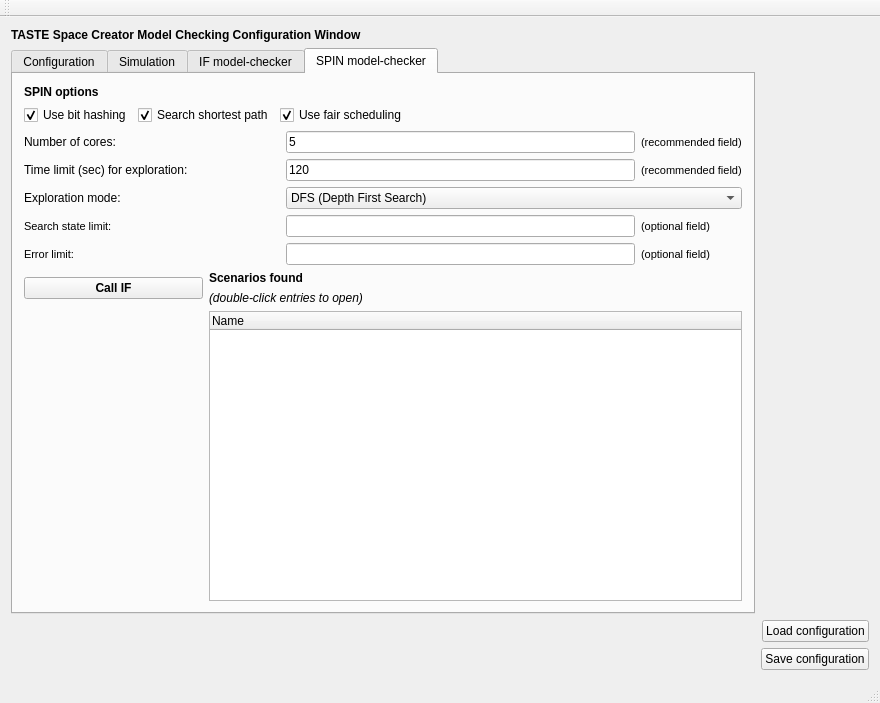
The window that src/libs/libiveditor/modelchecking/modelcheckingwindow.ui (esa/spacecreator) describes before a commit, drawn with Qt 5.
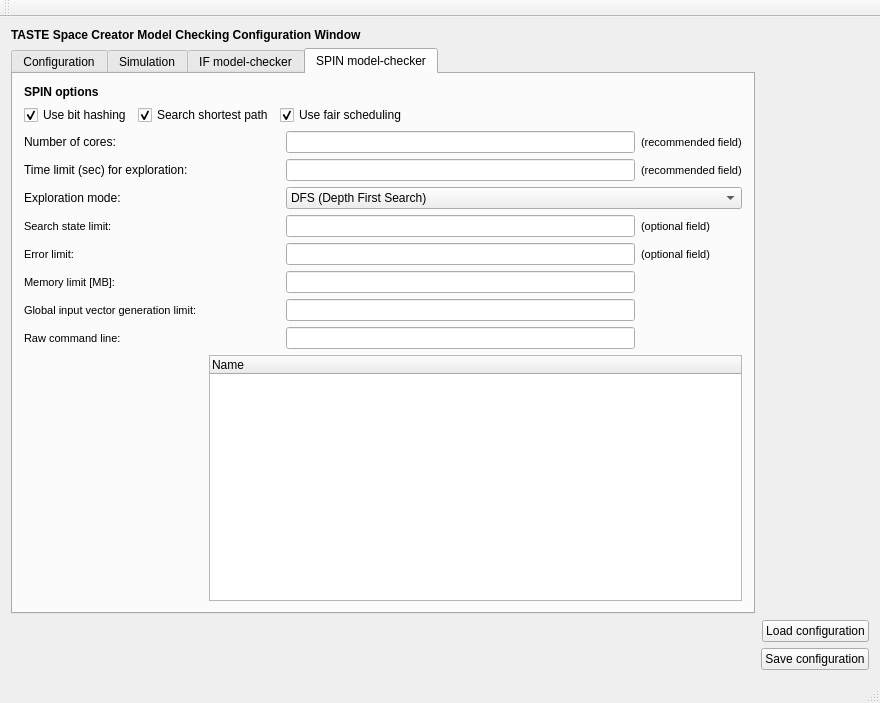
The same window after the commit. The open tabs and pages were chosen to show the change.

Commit message: Add new controls to model checking settings ui

The edit to the form file:
```diff
--- a/src/libs/libiveditor/modelchecking/modelcheckingwindow.ui
+++ b/src/libs/libiveditor/modelchecking/modelcheckingwindow.ui
@@ -681,19 +681,6 @@
           </item>
          </widget>
         </item>
-        <item row="7" column="2" colspan="3">
-         <widget class="QLabel" name="label_13">
-          <property name="font">
-           <font>
-            <weight>75</weight>
-            <bold>true</bold>
-           </font>
-          </property>
-          <property name="text">
-           <string>Scenarios found</string>
-          </property>
-         </widget>
-        </item>
         <item row="1" column="3" colspan="3">
          <widget class="QCheckBox" name="checkBox_useFairScheduling">
           <property name="text">
@@ -711,23 +698,10 @@
           </property>
          </widget>
         </item>
-        <item row="8" column="2" colspan="3">
-         <widget class="QLabel" name="label_19">
-          <property name="font">
-           <font>
-            <pointsize>9</pointsize>
-            <italic>true</italic>
-           </font>
-          </property>
-          <property name="text">
-           <string>(double-click entries to open)</string>
-          </property>
-         </widget>
-        </item>
         <item row="3" column="4">
-         <widget class="QLineEdit" name="lineEdit_timeLimit">
+         <widget class="QLineEdit" name="lineEdit_spinTimeLimit">
           <property name="text">
-           <string>120</string>
+           <string></string>
           </property>
          </widget>
         </item>
@@ -753,19 +727,6 @@
           </property>
          </widget>
         </item>
-        <item row="7" column="0" rowspan="2" colspan="2">
-         <widget class="QPushButton" name="pushButton_callIF">
-          <property name="font">
-           <font>
-            <weight>75</weight>
-            <bold>true</bold>
-           </font>
-          </property>
-          <property name="text">
-           <string>Call IF</string>
-          </property>
-         </widget>
-        </item>
         <item row="5" column="4">
          <widget class="QLineEdit" name="lineEdit_maxNumEnvRICalls">
           <property name="text">
@@ -786,9 +747,9 @@
          </widget>
         </item>
         <item row="2" column="4">
-         <widget class="QLineEdit" name="lineEdit_maxNumScenarios">
+         <widget class="QLineEdit" name="lineEdit_numberOfCores">
           <property name="text">
-           <string>5</string>
+           <string></string>
           </property>
           <property name="maxLength">
            <number>32767</number>
@@ -805,7 +766,7 @@
           </property>
          </widget>
         </item>
-        <item row="9" column="2" colspan="4">
+        <item row="10" column="2" colspan="4">
          <widget class="QTreeWidget" name="treeWidget_results">
           <attribute name="headerDefaultSectionSize">
            <number>400</number>
@@ -866,6 +827,72 @@
           </property>
          </widget>
         </item>
+        <item row="7" column="0" colspan="3">
+         <widget class="QLabel" name="label_MemoryLimit">
+          <property name="font">
+           <font>
+            <pointsize>8</pointsize>
+           </font>
+          </property>
+          <property name="text">
+           <string>Memory limit [MB]:</string>
+          </property>
+         </widget>
+        </item>
+        <item row="7" column="4">
+         <widget class="QLineEdit" name="lineEdit_MemoryLimit">
+          <property name="text">
+           <string></string>
+          </property>
+          <property name="maxLength">
+           <number>32767</number>
+          </property>
+         </widget>
+        </item>
+        <item row="8" column="0" colspan="3">
+         <widget class="QLabel" name="label_GenerationLimit">
+          <property name="font">
+           <font>
+            <pointsize>8</pointsize>
+           </font>
+          </property>
+          <property name="text">
+           <string>Global input vector generation limit:</string>
+          </property>
+         </widget>
+        </item>
+        <item row="8" column="4">
+         <widget class="QLineEdit" name="lineEdit_GenerationLimit">
+          <property name="text">
+           <string></string>
+          </property>
+          <property name="maxLength">
+           <number>32767</number>
+          </property>
+         </widget>
+        </item>
+        <item row="9" column="0" colspan="3">
+         <widget class="QLabel" name="label_CommandLine">
+          <property name="font">
+           <font>
+            <pointsize>8</pointsize>
+           </font>
+          </property>
+          <property name="text">
+           <string>Raw command line:</string>
+          </property>
+         </widget>
+        </item>
+        <item row="9" column="4">
+         <widget class="QLineEdit" name="lineEdit_CommandLine">
+          <property name="text">
+           <string></string>
+          </property>
+          <property name="maxLength">
+           <number>32767</number>
+          </property>
+         </widget>
+        </item>
         <item row="5" column="5">
          <widget class="QLabel" name="label_14">
           <property name="font">
```
Left out of the diff: 6 changed lines with no effect on the pictures.
